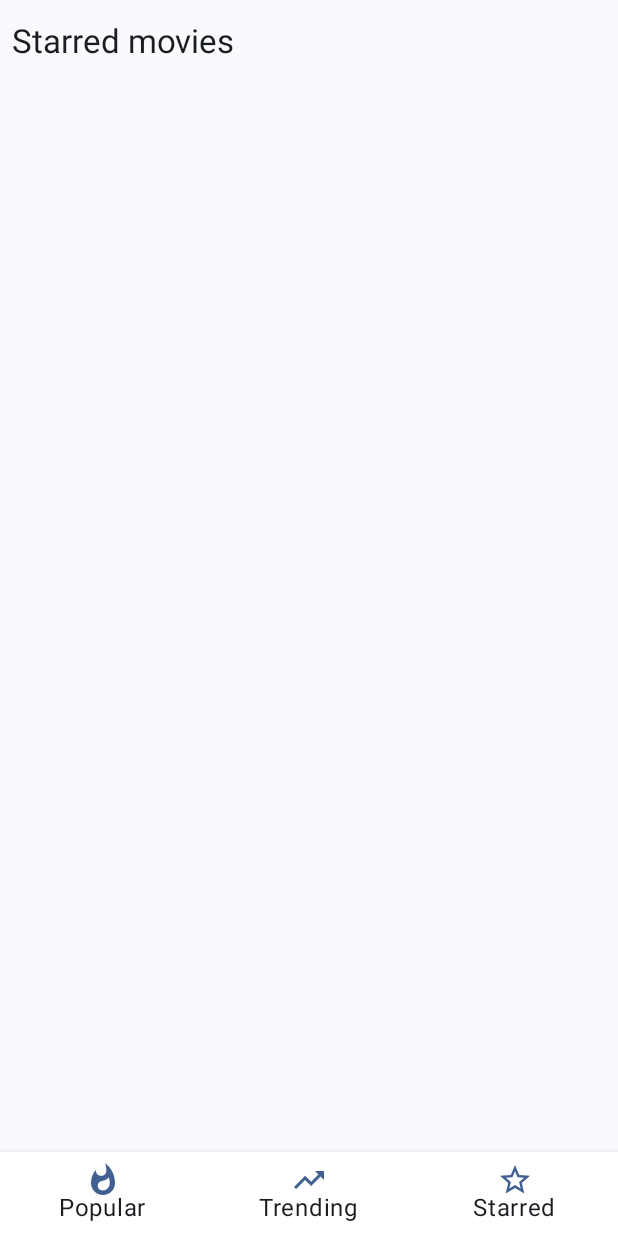
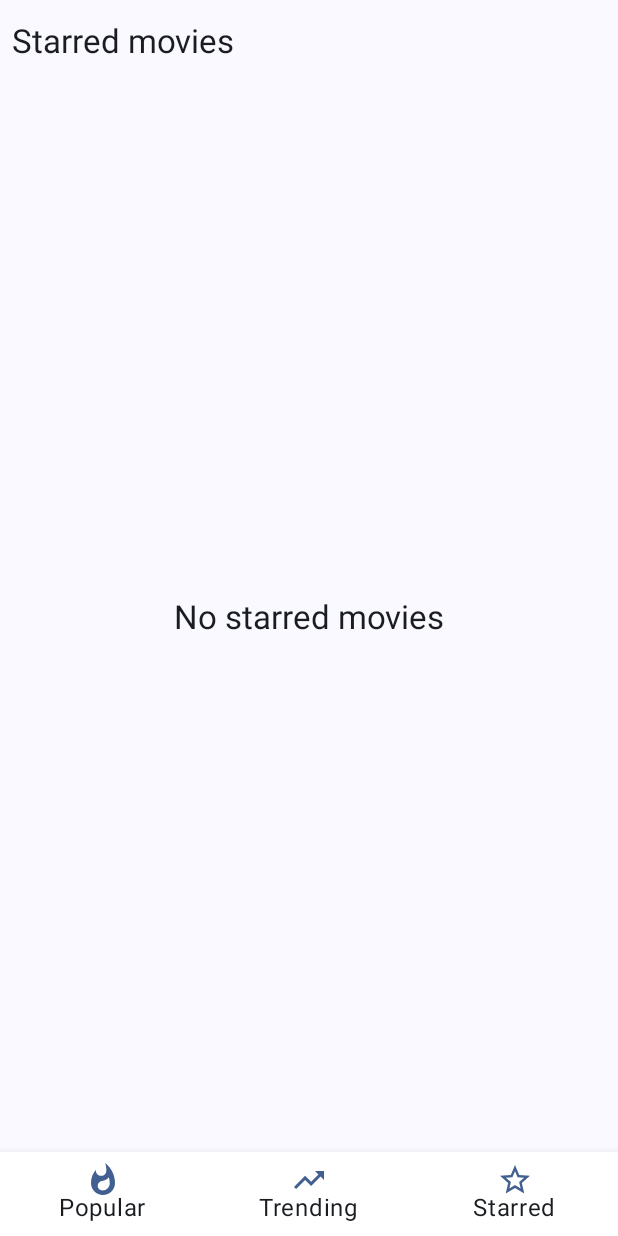
Before and after one commit to mmoauro/exa-pelis, an Android app built with Jetpack Compose: the StarredMoviesScreen screen opened through its navigation route, on a phone screen of 412 x 824 dp. Run offline under Robolectric (Android 15) with nearby library versions, the phone set to English and light mode, and no system bars; our stand-ins replace Dagger/Hilt's generated code, paging.

Commit message:
Ad no movies text and loader to StarredMoviesScreen

```diff
--- a/app/src/main/java/com/exa/pelis/ui/starred/StarredMoviesScreen.kt
+++ b/app/src/main/java/com/exa/pelis/ui/starred/StarredMoviesScreen.kt
@@ -2,6 +2,8 @@ package com.exa.pelis.ui.starred
 
 import androidx.compose.foundation.layout.Box
 import androidx.compose.foundation.layout.Column
+import androidx.compose.foundation.layout.fillMaxHeight
+import androidx.compose.foundation.layout.fillMaxSize
 import androidx.compose.foundation.layout.height
 import androidx.compose.foundation.layout.padding
 import androidx.compose.foundation.lazy.grid.GridCells
@@ -15,16 +17,28 @@ import androidx.compose.ui.res.stringResource
 import androidx.compose.ui.unit.dp
 import androidx.lifecycle.compose.collectAsStateWithLifecycle
 import com.exa.pelis.R
+import com.exa.pelis.ui.common.Loader
 import com.exa.pelis.ui.common.Title
 import com.exa.pelis.ui.home.MovieListItem
 
 @Composable
 fun StarredMoviesScreen(viewModel: StarredMoviesViewModel, onMoviePress: (Int) -> Unit) {
     val starredMovies by viewModel.starredMovieDetails.collectAsStateWithLifecycle()
+    val loadingDetails by viewModel.loadingDetails.collectAsStateWithLifecycle()
+
 
     Column {
         Box (contentAlignment = Alignment.Center, modifier = Modifier.height(56.dp)) {
             Title(text = stringResource(id = R.string.starred), modifier = Modifier.padding(8.dp))
+        }
+        if (loadingDetails) {
+            return Loader(modifier = Modifier.fillMaxHeight())
+        }
+
+        if (starredMovies.isEmpty()) {
+            return Box(modifier = Modifier.fillMaxSize(), contentAlignment = Alignment.Center) {
+                Title(text = stringResource(id = R.string.no_starred_movies), modifier = Modifier.padding(8.dp))
+            }
         }
         LazyVerticalGrid(columns = GridCells.Fixed(2)) {
             items(items = starredMovies) { movie ->
--- a/app/src/main/java/com/exa/pelis/ui/starred/StarredMoviesViewModel.kt
+++ b/app/src/main/java/com/exa/pelis/ui/starred/StarredMoviesViewModel.kt
@@ -20,6 +20,9 @@ class StarredMoviesViewModel @Inject constructor(
 
     private val _starredMovieDetails = MutableStateFlow<List<Movie>>(listOf())
     val starredMovieDetails get() = _starredMovieDetails.asStateFlow()
+
+    private val _loadingDetails = MutableStateFlow(true)
+    val loadingDetails get() = _loadingDetails.asStateFlow()
 
 
     init {
@@ -51,6 +54,7 @@ class StarredMoviesViewModel @Inject constructor(
 
     private fun obtainMovieDetails() {
         viewModelScope.launch {
+            _loadingDetails.value = true
             val movies = mutableListOf<Movie>()
             val ids = starredMovies.value
             ids.forEach {
@@ -58,6 +62,7 @@ class StarredMoviesViewModel @Inject constructor(
                 movies.add(movieDetails.toMovieDetails().movie)
             }
             _starredMovieDetails.value = movies
+            _loadingDetails.value = false
         }
 
     }
--- /dev/null
+++ b/app/src/main/res/values-night/strings.xml
@@ -0,0 +1,4 @@
+<?xml version="1.0" encoding="utf-8"?>
+<resources>
+    <string name="no_starred_movies">No starred movies</string>
+</resources>
--- a/app/src/main/res/values/strings.xml
+++ b/app/src/main/res/values/strings.xml
@@ -22,4 +22,5 @@
     <string name="bottom_navigation_starred">Starred</string>
     <string name="bottom_navigation_trending">Trending</string>
     <string name="starred">Starred movies</string>
+    <string name="no_starred_movies">No starred movies</string>
 </resources>
```
Also changed, not shown: 1 other file.
